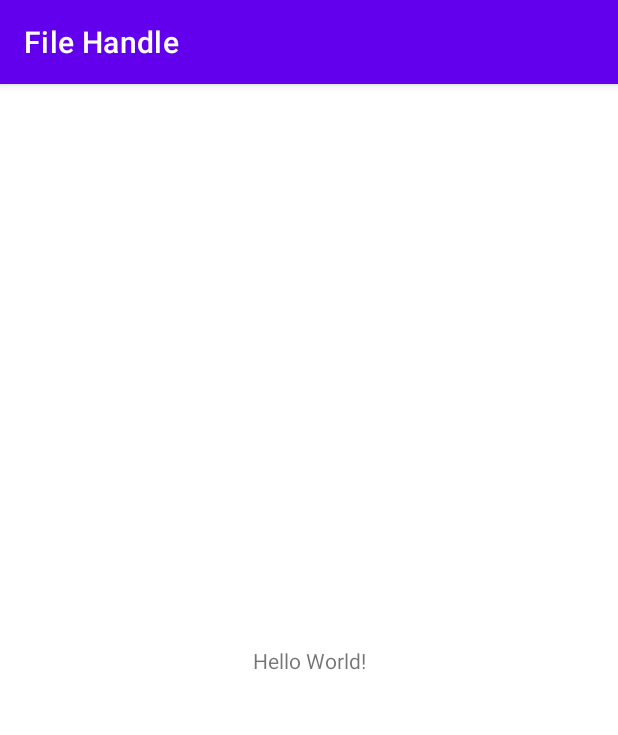
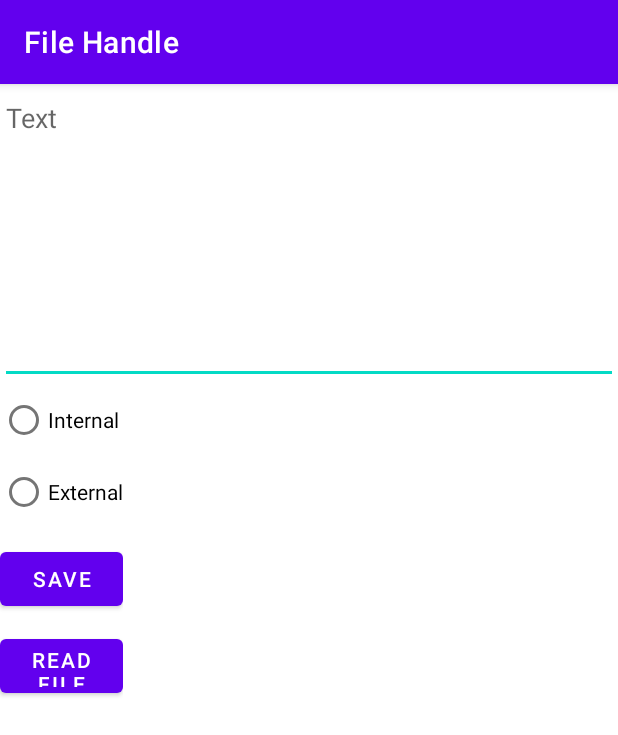
Before and after one commit to thaianhdo97/file-handle, an Android app: the screen it shows after launch (MainActivity), on a phone screen of 412 x 824 dp. Shown: the top 735 px of the screen. Run offline under Robolectric (Android 15) with nearby library versions, the phone set to English and light mode, and no system bars.

Commit message:
update project

```diff
--- a/app/src/main/AndroidManifest.xml
+++ b/app/src/main/AndroidManifest.xml
@@ -1,6 +1,9 @@
 <?xml version="1.0" encoding="utf-8"?>
 <manifest xmlns:android="http://schemas.android.com/apk/res/android"
     package="com.example.filehandle">
+
+    <uses-permission android:name="android.permission.READ_EXTERNAL_STORAGE" />
+    <uses-permission android:name="android.permission.WRITE_EXTERNAL_STORAGE" />
 
     <application
         android:allowBackup="true"
--- a/app/src/main/res/layout/activity_main.xml
+++ b/app/src/main/res/layout/activity_main.xml
@@ -1,18 +1,50 @@
 <?xml version="1.0" encoding="utf-8"?>
-<androidx.constraintlayout.widget.ConstraintLayout xmlns:android="http://schemas.android.com/apk/res/android"
+<LinearLayout xmlns:android="http://schemas.android.com/apk/res/android"
     xmlns:app="http://schemas.android.com/apk/res-auto"
     xmlns:tools="http://schemas.android.com/tools"
     android:layout_width="match_parent"
     android:layout_height="match_parent"
+    android:orientation="vertical"
     tools:context=".MainActivity">
 
-    <TextView
+    <EditText
+        android:id="@+id/edText"
+        android:layout_width="match_parent"
+        android:layout_height="200dp"
+        android:gravity="top"
+        android:hint="Text"
+        android:maxLines="5" />
+
+    <RadioGroup
+        android:id="@+id/radGroup"
         android:layout_width="wrap_content"
-        android:layout_height="wrap_content"
-        android:text="Hello World!"
-        app:layout_constraintBottom_toBottomOf="parent"
-        app:layout_constraintLeft_toLeftOf="parent"
-        app:layout_constraintRight_toRightOf="parent"
-        app:layout_constraintTop_toTopOf="parent" />
+        android:layout_height="wrap_content">
 
-</androidx.constraintlayout.widget.ConstraintLayout>
+        <RadioButton
+            android:id="@+id/radInternal"
+            android:layout_width="wrap_content"
+            android:layout_height="wrap_content"
+            android:text="Internal" />
+
+        <RadioButton
+            android:id="@+id/radExternal"
+            android:layout_width="wrap_content"
+            android:layout_height="wrap_content"
+            android:text="External" />
+
+        <Button
+            android:id="@+id/btSave"
+            android:layout_width="match_parent"
+            android:layout_height="wrap_content"
+            android:layout_marginTop="10dp"
+            android:text="Save" />
+
+        <Button
+            android:id="@+id/btRead"
+            android:layout_width="match_parent"
+            android:layout_height="wrap_content"
+            android:layout_marginTop="10dp"
+            android:text="Read file" />
+    </RadioGroup>
+
+</LinearLayout>
```
Also changed, not shown: app/src/main/java/com/example/filehandle/MainActivity.java (+105 -1 lines).
